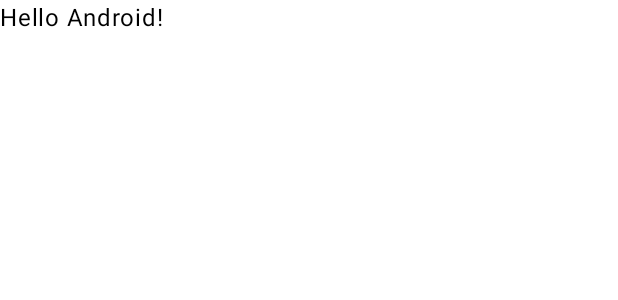
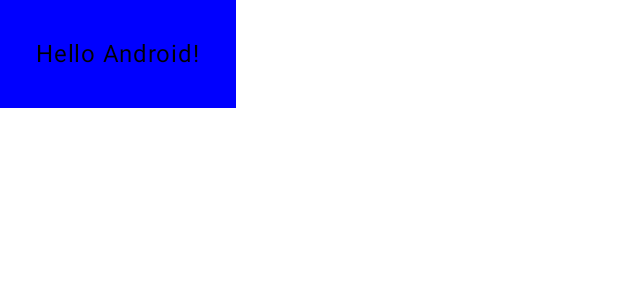
Before and after one commit to nicklasRice/Connexx, an Android app built with Jetpack Compose: the @Preview function GreetingPreview, on a phone screen of 412 x 824 dp. Shown: the top 300 px of the screen. Run offline under Robolectric (Android 15) with nearby library versions, the phone set to English and light mode, and no system bars.

Commit message:
Messing around with default app

```diff
--- a/app/src/main/java/com/example/connexx/MainActivity.kt
+++ b/app/src/main/java/com/example/connexx/MainActivity.kt
@@ -7,10 +7,13 @@ import androidx.activity.enableEdgeToEdge
 import androidx.compose.foundation.layout.fillMaxSize
 import androidx.compose.foundation.layout.padding
 import androidx.compose.material3.Scaffold
+import androidx.compose.material3.Surface
 import androidx.compose.material3.Text
 import androidx.compose.runtime.Composable
 import androidx.compose.ui.Modifier
+import androidx.compose.ui.graphics.Color
 import androidx.compose.ui.tooling.preview.Preview
+import androidx.compose.ui.unit.dp
 import com.example.connexx.ui.theme.ConnexxTheme
 
 class MainActivity : ComponentActivity() {
@@ -32,10 +35,12 @@ class MainActivity : ComponentActivity() {
 
 @Composable
 fun Greeting(name: String, modifier: Modifier = Modifier) {
-    Text(
-        text = "Hello $name!",
-        modifier = modifier
-    )
+    Surface(color = Color.Blue) {
+        Text(
+            text = "Hello $name!",
+            modifier = modifier.padding(24.dp)
+        )
+    }
 }
 
 @Preview(showBackground = true)
```
